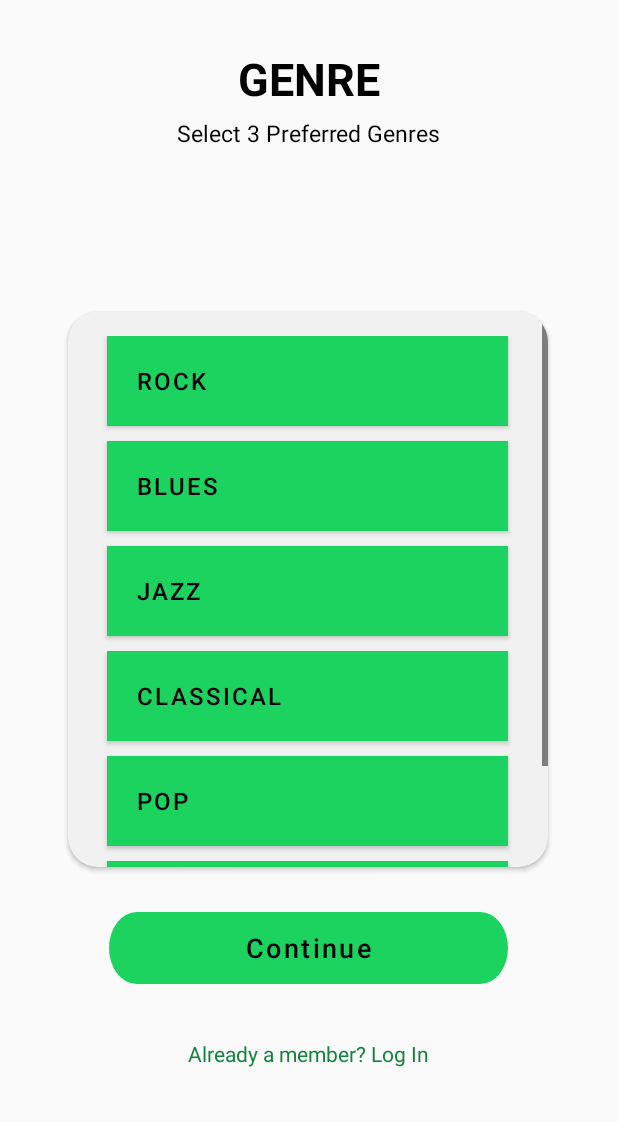
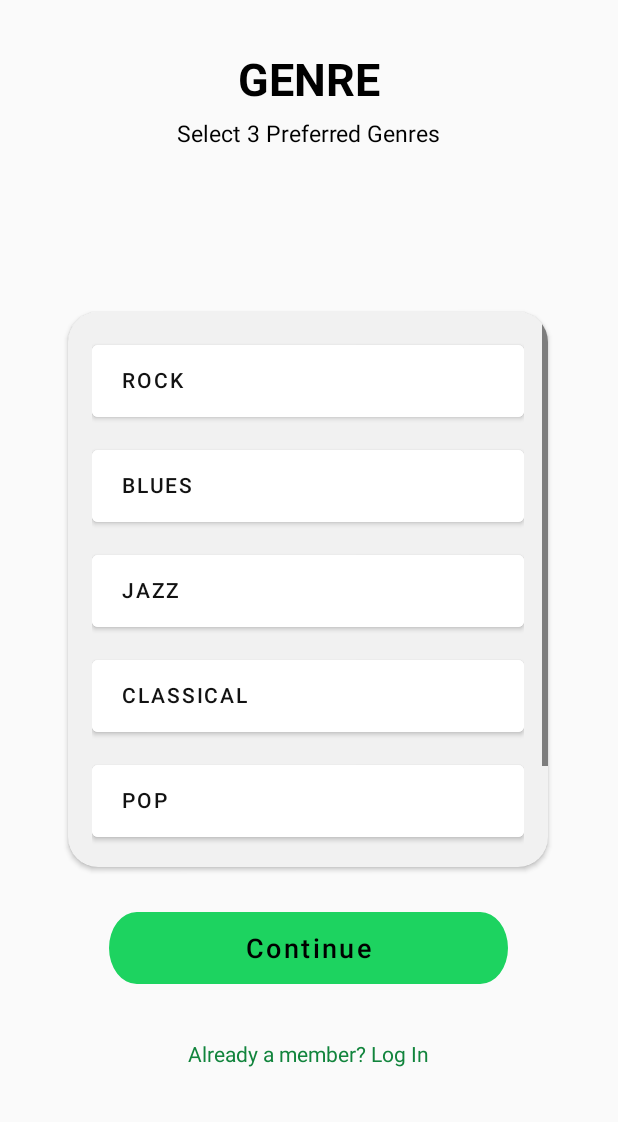
Before and after one commit to yeshzai/Software_Engineering-Achordpany, an Android app: the fragment SignUpStep3Fragment shown on its own in the app's theme, on a phone screen of 412 x 824 dp, the part 114-1236 px from its top. Run offline under Robolectric (Android 15) with nearby library versions, the phone set to English and light mode, and no system bars.

Commit message:
fixed the genre buttons

```diff
--- a/app/src/main/java/com/example/achordpany/ui/signup/SignUpStep3Fragment.java
+++ b/app/src/main/java/com/example/achordpany/ui/signup/SignUpStep3Fragment.java
@@ -1,6 +1,7 @@
 package com.example.achordpany.ui.signup;
 
 import android.content.Intent;
+import android.content.res.ColorStateList;
 import android.graphics.Color;
 import android.os.Bundle;
 import android.util.Log;
@@ -22,20 +23,10 @@ import java.util.ArrayList;
 
 public class SignUpStep3Fragment extends Fragment {
 
-    private Button genreButton_Rock;
-    private Button genreButton_Blues;
-    private Button genreButton_Jazz;
-    private Button genreButton_Classical;
-    private Button genreButton_Pop;
-    private Button genreButton_Reggae;
+    private Button genreButton_Rock, genreButton_Blues, genreButton_Jazz,
+            genreButton_Classical, genreButton_Pop, genreButton_Reggae;
 
     private ArrayList<String> genres;
-    private boolean genreButton_Rock_Clicked = false;
-    private boolean genreButton_Blues_Clicked = false;
-    private boolean genreButton_Jazz_Clicked = false;
-    private boolean genreButton_Classical_Clicked = false;
-    private boolean genreButton_Pop_Clicked = false;
-    private boolean genreButton_Reggae_Clicked = false;
 
     @Nullable
     @Override
@@ -43,208 +34,140 @@ public class SignUpStep3Fragment extends Fragment {
 
         View view = inflater.inflate(R.layout.activity_signup_3, container, false);
 
+        // Initialize buttons
         genreButton_Rock = view.findViewById(R.id.genreButton_Rock);
         genreButton_Blues = view.findViewById(R.id.genreButton_Blues);
         genreButton_Jazz = view.findViewById(R.id.genreButton_Jazz);
         genreButton_Classical = view.findViewById(R.id.genreButton_Classical);
         genreButton_Pop = view.findViewById(R.id.genreButton_Pop);
         genreButton_Reggae = view.findViewById(R.id.genreButton_Reggae);
+
+        SignUpCredentials signUpCredentials = SignUpCredentials.getInstance();
+        genres = signUpCredentials.get_credential_genre();
+        if (genres == null) genres = new ArrayList<>();
+
+        // Apply any previously selected genres
         backtrackContent();
 
-        view.findViewById(R.id.textHaveAccount).setOnClickListener(v -> {
+        // Setup listeners
+        setupGenreButton(genreButton_Rock, "Rock");
+        setupGenreButton(genreButton_Blues, "Blues");
+        setupGenreButton(genreButton_Jazz, "Jazz");
+        setupGenreButton(genreButton_Classical, "Classical");
+        setupGenreButton(genreButton_Pop, "Pop");
+        setupGenreButton(genreButton_Reggae, "Reggae");
 
-            resetSignUpCredentials();
-            Intent intent = new Intent(requireActivity(), LoginActivity.class);
-            startActivity(intent);
-            requireActivity().finish();
-
-        });
-
-        genreButton_Rock.setOnClickListener(v -> {
-
-            if(genres.size() != 3 || genres.contains("Rock")) {
-
-                if(!genreButton_Rock_Clicked) {
-                    genres.add("Rock");
-                    genreButton_Rock.setBackgroundColor(Color.GREEN);
-                } else {
-                    genres.remove("Rock");
-                    genreButton_Rock.setBackgroundColor(Color.WHITE);
-                }
-                genreButton_Rock_Clicked = !genreButton_Rock_Clicked;
-
-            } else {
-                Toast.makeText(getContext(), "Selected 3 Genres Already!", Toast.LENGTH_SHORT).show();
-            }
-
-        });
-
-        genreButton_Blues.setOnClickListener(v -> {
-
-            if(genres.size() != 3 || genres.contains("Blues")) {
-
-                if(!genreButton_Blues_Clicked) {
-                    genres.add("Blues");
-                    genreButton_Blues.setBackgroundColor(Color.GREEN);
-                } else {
-                    genres.remove("Blues");
-                    genreButton_Blues.setBackgroundColor(Color.WHITE);
-                }
-                genreButton_Blues_Clicked = !genreButton_Blues_Clicked;
-
-            } else {
-                Toast.makeText(getContext(), "Selected 3 Genres Already!", Toast.LENGTH_SHORT).show();
-            }
-
-        });
-
-        genreButton_Jazz.setOnClickListener(v -> {
-
-            if(genres.size() != 3 || genres.contains("Jazz")) {
-
-                if(!genreButton_Jazz_Clicked) {
-                    genres.add("Jazz");
-                    genreButton_Jazz.setBackgroundColor(Color.GREEN);
-                } else {
-                    genres.remove("Jazz");
-                    genreButton_Jazz.setBackgroundColor(Color.WHITE);
-                }
-                genreButton_Jazz_Clicked = !genreButton_Jazz_Clicked;
-
-            } else {
-                Toast.makeText(getContext(), "Selected 3 Genres Already!", Toast.LENGTH_SHORT).show();
-            }
-
-        });
-
-        genreButton_Classical.setOnClickListener(v -> {
-
-            if(genres.size() != 3 || genres.contains("Classical")) {
-
-                if(!genreButton_Classical_Clicked) {
-                    genres.add("Classical");
-                    genreButton_Classical.setBackgroundColor(Color.GREEN);
-                } else {
-                    genres.remove("Classical");
-                    genreButton_Classical.setBackgroundColor(Color.WHITE);
-                }
-                genreButton_Classical_Clicked = !genreButton_Classical_Clicked;
-
-            } else {
-                Toast.makeText(getContext(), "Selected 3 Genres Already!", Toast.LENGTH_SHORT).show();
-            }
-
-        });
-
-        genreButton_Pop.setOnClickListener(v -> {
-
-            if(genres.size() != 3 || genres.contains("Pop")) {
-
-                if(!genreButton_Pop_Clicked) {
-                    genres.add("Pop");
-                    genreButton_Pop.setBackgroundColor(Color.GREEN);
-                } else {
-                    genres.remove("Pop");
-                    genreButton_Pop.setBackgroundColor(Color.WHITE);
-                }
-                genreButton_Pop_Clicked = !genreButton_Pop_Clicked;
-
-            } else {
-                Toast.makeText(getContext(), "Selected 3 Genres Already!", Toast.LENGTH_SHORT).show();
-            }
-
-        });
-
-        genreButton_Reggae.setOnClickListener(v -> {
-
-            if(genres.size() != 3 || genres.contains("Reggae")) {
-
-                if(!genreButton_Reggae_Clicked) {
-                    genres.add("Reggae");
-                    genreButton_Reggae.setBackgroundColor(Color.GREEN);
-                } else {
-                    genres.remove("Reggae");
-                    genreButton_Reggae.setBackgroundColor(Color.WHITE);
-                }
-                genreButton_Reggae_Clicked = !genreButton_Reggae_Clicked;
-
-            } else {
-                Toast.makeText(getContext(), "Selected 3 Genres Already!", Toast.LENGTH_SHORT).show();
-            }
-
-        });
-
-        Button btnContinue = view.findViewById(R.id.btnContinue);
-        btnContinue.setOnClickListener(v -> {
-
-            if(genres.size() == 3) {
-                SignUpCredentials signUpCredentials = SignUpCredentials.getInstance();
+        // Continue button
+        view.findViewById(R.id.btnContinue).setOnClickListener(v -> {
+            if (genres.size() == 3) {
                 signUpCredentials.set_credential_genre(genres);
-                Log.d("SignUpCredentials Genre", signUpCredentials.get_credential_genre().toString());
-
+                Log.d("SignUpCredentials Genre", genres.toString());
                 ((SignUpActivity) requireActivity()).navigateToStep(4);
             } else {
                 Toast.makeText(getContext(), "Please Select 3 Genres!", Toast.LENGTH_SHORT).show();
             }
-
         });
 
-        ImageButton btnBack = view.findViewById(R.id.btnBack);
-        btnBack.setOnClickListener(v -> {
+        // Back to login
+        view.findViewById(R.id.textHaveAccount).setOnClickListener(v -> {
+            resetSignUpCredentials();
+            startActivity(new Intent(requireActivity(), LoginActivity.class));
+            requireActivity().finish();
+        });
+
+        // Back button
+        view.findViewById(R.id.btnBack).setOnClickListener(v -> {
             ((SignUpActivity) requireActivity()).navigateToStep(2);
         });
 
         return view;
-
     }
 
+    private void setupGenreButton(Button button, String genreName) {
+        button.setOnClickListener(v -> {
+            if (genres.size() != 3 || genres.contains(genreName)) {
+                if (!button.isSelected()) {
+                    genres.add(genreName);
+                    button.setSelected(true);
+                    button.setBackgroundTintList(ColorStateList.valueOf(Color.parseColor("#00C853"))); // green
+                    button.setTextColor(Color.WHITE);
+                } else {
+                    genres.remove(genreName);
+                    button.setSelected(false);
+                    button.setBackgroundTintList(ColorStateList.valueOf(Color.parseColor("#FFFFFF"))); // white
+                    button.setTextColor(Color.BLACK);
+                }
+            } else {
+                Toast.makeText(getContext(), "Selected 3 Genres Already!", Toast.LENGTH_SHORT).show();
+            }
+        });
+    }
+
+
+    /*private void setupGenreButton(Button button, String genreName) {
+        button.setOnClickListener(v -> {
+            if (genres.contains(genreName)) {
+                genres.remove(genreName);
+                button.setSelected(false);
+            } else if (genres.size() < 3) {
+                genres.add(genreName);
+                button.setSelected(true);
+            } else {
+                Toast.makeText(getContext(), "Selected 3 Genres Already!", Toast.LENGTH_SHORT).show();
+            }
+        });
+    }*/
+
     private void backtrackContent() {
-
         SignUpCredentials signUpCredentials = SignUpCredentials.getInstance();
         ArrayList<String> backtrack_genre = signUpCredentials.get_credential_genre();
-        genres = signUpCredentials.get_credential_genre();
+        genres = backtrack_genre == null ? new ArrayList<>() : new ArrayList<>(backtrack_genre);
 
-        for(String i : backtrack_genre) {
-            switch(i) {
+        if (backtrack_genre == null) return;
+
+        for (String genre : backtrack_genre) {
+            switch (genre) {
                 case "Rock":
-                    genreButton_Rock_Clicked = true;
-                    genreButton_Rock.setBackgroundColor(Color.GREEN);
+                    genreButton_Rock.setSelected(true);
+                    genreButton_Rock.setBackgroundTintList(ColorStateList.valueOf(Color.parseColor("#00C853")));
+                    genreButton_Rock.setTextColor(Color.WHITE);
                     break;
                 case "Blues":
-                    genreButton_Blues_Clicked = true;
-                    genreButton_Blues.setBackgroundColor(Color.GREEN);
+                    genreButton_Blues.setSelected(true);
+                    genreButton_Blues.setBackgroundTintList(ColorStateList.valueOf(Color.parseColor("#00C853")));
+                    genreButton_Blues.setTextColor(Color.WHITE);
                     break;
                 case "Jazz":
-                    genreButton_Jazz_Clicked = true;
-                    genreButton_Jazz.setBackgroundColor(Color.GREEN);
+                    genreButton_Jazz.setSelected(true);
+                    genreButton_Jazz.setBackgroundTintList(ColorStateList.valueOf(Color.parseColor("#00C853")));
+                    genreButton_Jazz.setTextColor(Color.WHITE);
                     break;
                 case "Classical":
-                    genreButton_Classical_Clicked = true;
-                    genreButton_Classical.setBackgroundColor(Color.GREEN);
+                    genreButton_Classical.setSelected(true);
+                    genreButton_Classical.setBackgroundTintList(ColorStateList.valueOf(Color.parseColor("#00C853")));
+                    genreButton_Classical.setTextColor(Color.WHITE);
                     break;
                 case "Pop":
-                    genreButton_Pop_Clicked = true;
-                    genreButton_Pop.setBackgroundColor(Color.GREEN);
+                    genreButton_Pop.setSelected(true);
+                    genreButton_Pop.setBackgroundTintList(ColorStateList.valueOf(Color.parseColor("#00C853")));
+                    genreButton_Pop.setTextColor(Color.WHITE);
                     break;
                 case "Reggae":
-                    genreButton_Reggae_Clicked = true;
-                    genreButton_Reggae.setBackgroundColor(Color.GREEN);
+                    genreButton_Reggae.setSelected(true);
+                    genreButton_Reggae.setBackgroundTintList(ColorStateList.valueOf(Color.parseColor("#00C853")));
+                    genreButton_Reggae.setTextColor(Color.WHITE);
                     break;
             }
         }
-
     }
 
     private void resetSignUpCredentials() {
-
-        SignUpCredentials signUpCredentials = SignUpCredentials.getInstance();
-        signUpCredentials.set_credential_usernameText("");
-        signUpCredentials.set_credential_emailAddressText("");
-        signUpCredentials.set_credential_passwordText("");
-        signUpCredentials.set_credential_confirmPasswordText("");
-        signUpCredentials.set_credential_avatarUID("");
-        signUpCredentials.set_credential_genre(new ArrayList<>());
-
+        SignUpCredentials creds = SignUpCredentials.getInstance();
+        creds.set_credential_usernameText("");
+        creds.set_credential_emailAddressText("");
+        creds.set_credential_passwordText("");
+        creds.set_credential_confirmPasswordText("");
+        creds.set_credential_avatarUID("");
+        creds.set_credential_genre(new ArrayList<>());
     }
-
 }
--- a/app/src/main/res/layout/activity_signup_3.xml
+++ b/app/src/main/res/layout/activity_signup_3.xml
@@ -98,99 +98,88 @@
                 <!-- Genre Buttons -->
                 <Button
                     android:id="@+id/genreButton_Rock"
-                    style="@style/GenreStyle"
-                    android:layout_width="267dp"
-                    android:layout_height="60dp"
+                    style="@style/Widget.MaterialComponents.Button"
+                    android:layout_width="match_parent"
+                    android:layout_height="wrap_content"
+                    android:minHeight="60dp"
+                    android:paddingStart="20dp"
+                    android:paddingEnd="10dp"
+                    android:paddingBottom="5dp"
                     android:layout_marginBottom="10dp"
                     android:gravity="start|center_vertical"
-                    android:paddingStart="20dp"
-                    android:paddingEnd="10dp"
-                    android:text="ROCK"
-                    android:textAllCaps="false"
-                    android:textColor="@color/black"
-                    android:background="@color/white"
-                    android:textSize="16sp"
-                    tools:ignore="HardcodedText" />
+                    android:text="Rock"
+                    android:backgroundTint="@color/genre_button_default" />
 
                 <Button
                     android:id="@+id/genreButton_Blues"
-                    style="@style/GenreStyle"
-                    android:layout_width="267dp"
-                    android:layout_height="60dp"
+                    style="@style/Widget.MaterialComponents.Button"
+                    android:layout_width="match_parent"
+                    android:layout_height="wrap_content"
+                    android:minHeight="60dp"
+                    android:paddingStart="20dp"
+                    android:paddingEnd="10dp"
+                    android:paddingBottom="5dp"
                     android:layout_marginBottom="10dp"
                     android:gravity="start|center_vertical"
-                    android:paddingStart="20dp"
-                    android:paddingEnd="10dp"
-                    android:text="BLUES"
-                    android:textAllCaps="false"
-                    android:textColor="@color/black"
-                    android:background="@color/white"
-                    android:textSize="16sp"
-                    tools:ignore="HardcodedText" />
+                    android:text="Blues"
+                    android:backgroundTint="@color/genre_button_default" />
 
                 <Button
                     android:id="@+id/genreButton_Jazz"
-                    style="@style/GenreStyle"
-                    android:layout_width="267dp"
-                    android:layout_height="60dp"
+                    style="@style/Widget.MaterialComponents.Button"
+                    android:layout_width="match_parent"
+                    android:layout_height="wrap_content"
+                    android:minHeight="60dp"
+                    android:paddingStart="20dp"
+                    android:paddingEnd="10dp"
+                    android:paddingBottom="5dp"
                     android:layout_marginBottom="10dp"
                     android:gravity="start|center_vertical"
-                    android:paddingStart="20dp"
-                    android:paddingEnd="10dp"
-                    android:text="JAZZ"
-                    android:textAllCaps="false"
-                    android:textColor="@color/black"
-                    android:background="@color/white"
-                    android:textSize="16sp"
-                    tools:ignore="HardcodedText" />
+                    android:text="Jazz"
+                    android:backgroundTint="@color/genre_button_default" />
+
 
                 <Button
                     android:id="@+id/genreButton_Classical"
-                    style="@style/GenreStyle"
-                    android:layout_width="267dp"
-                    android:layout_height="60dp"
+                    style="@style/Widget.MaterialComponents.Button"
+                    android:layout_width="match_parent"
+                    android:layout_height="wrap_content"
+                    android:minHeight="60dp"
+                    android:paddingStart="20dp"
+                    android:paddingEnd="10dp"
+                    android:paddingBottom="5dp"
                     android:layout_marginBottom="10dp"
                     android:gravity="start|center_vertical"
-                    android:paddingStart="20dp"
-                    android:paddingEnd="10dp"
-                    android:text="CLASSICAL"
-                    android:textAllCaps="false"
-                    android:textColor="@color/black"
-                    android:background="@color/white"
-                    android:textSize="16sp"
-                    tools:ignore="HardcodedText" />
+                    android:text="Classical"
+                    android:backgroundTint="@color/genre_button_default" />
 
                 <Button
                     android:id="@+id/genreButton_Pop"
-                    style="@style/GenreStyle"
-                    android:layout_width="267dp"
-                    android:layout_height="60dp"
+                    style="@style/Widget.MaterialComponents.Button"
+                    android:layout_width="match_parent"
+                    android:layout_height="wrap_content"
+                    android:minHeight="60dp"
+                    android:paddingStart="20dp"
+                    android:paddingEnd="10dp"
+                    android:paddingBottom="5dp"
                     android:layout_marginBottom="10dp"
                     android:gravity="start|center_vertical"
-                    android:paddingStart="20dp"
-                    android:paddingEnd="10dp"
-                    android:text="POP"
-                    android:textAllCaps="false"
-                    android:textColor="@color/black"
-                    android:background="@color/white"
-                    android:textSize="16sp"
-                    tools:ignore="HardcodedText" />
+                    android:text="Pop"
+                    android:backgroundTint="@color/genre_button_default" />
 
                 <Button
                     android:id="@+id/genreButton_Reggae"
-                    style="@style/GenreStyle"
-                    android:layout_width="267dp"
-                    android:layout_height="60dp"
+                    style="@style/Widget.MaterialComponents.Button"
+                    android:layout_width="match_parent"
+                    android:layout_height="wrap_content"
+                    android:minHeight="60dp"
+                    android:paddingStart="20dp"
+                    android:paddingEnd="10dp"
+                    android:paddingBottom="5dp"
                     android:layout_marginBottom="10dp"
                     android:gravity="start|center_vertical"
-                    android:paddingStart="20dp"
-                    android:paddingEnd="10dp"
-                    android:text="REGGAE"
-                    android:textAllCaps="false"
-                    android:textColor="@color/black"
-                    android:background="@color/white"
-                    android:textSize="16sp"
-                    tools:ignore="HardcodedText" />
+                    android:text="Reggae"
+                    android:backgroundTint="@color/genre_button_default" />
 
             </LinearLayout>
         </ScrollView>
--- a/app/src/main/res/values/colors.xml
+++ b/app/src/main/res/values/colors.xml
@@ -28,8 +28,12 @@
     <color name="white">#FFFFFFFF</color>
     <color name="red">#FF002B</color>       <!-- Bright red -->
     <color name="green">#00FF1A</color>     <!-- Bright green -->
+    <color name="gray">#DDDDDD</color>
 
     <color name="bottom_nav_light_active">#FF1DD360</color>  <!-- Active color -->
     <color name="bottom_nav_light_inactive">#121212</color>  <!-- Inactive color -->
 
+    <color name="genre_button_default">#FFFFFF</color>
+    <color name="genre_button_selected">#00FF1A</color>
+
 </resources>
--- a/app/src/main/res/values/styles.xml
+++ b/app/src/main/res/values/styles.xml
@@ -24,9 +24,4 @@
         <item name="android:layout_height">wrap_content</item>
     </style>
 
-    <style name="GenreStyle" parent="Widget.MaterialComponents.Button">
-        <item name="android:backgroundTint">#E5E6E9</item>
-        <item name="android:textColor">@color/black</item>
-    </style>
-
 </resources>
```
Also changed, not shown: app/src/main/java/com/example/achordpany/ui/profile/EditGenreActivity.java (+32 -4 lines), app/src/main/res/layout/activity_editgenre.xml (+55 -66 lines).
